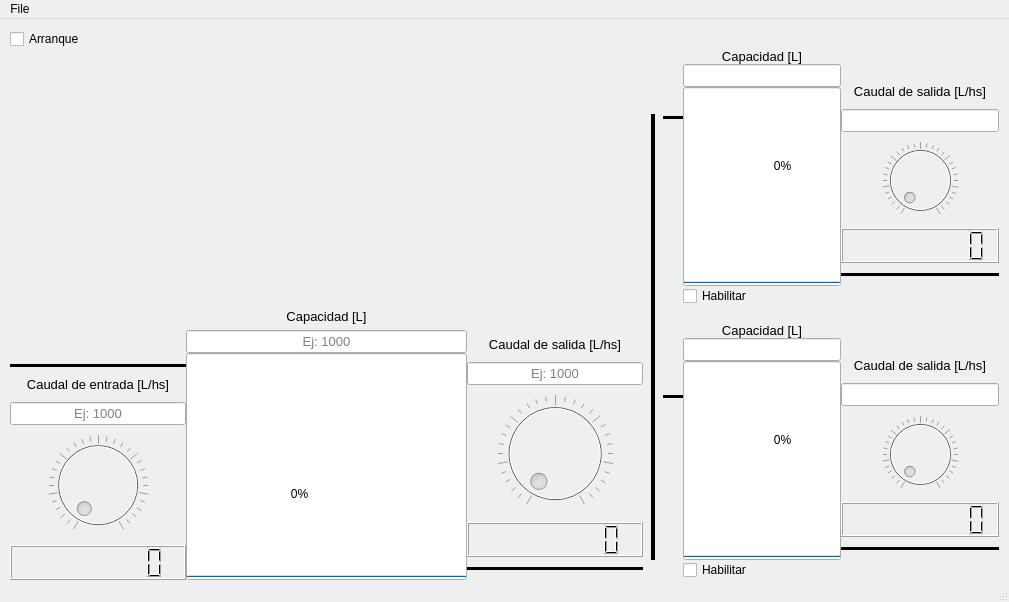
This is mainwindow.ui in Tiziano25/Trabajo-Evaluativo as Qt 5 draws it before an edit. The edited form follows.
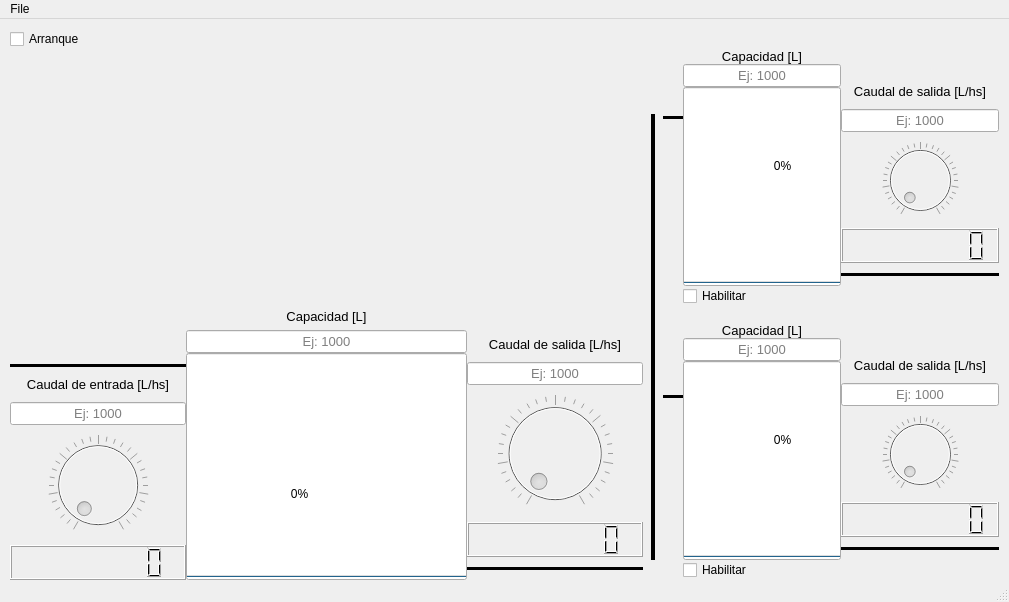
This is the edited form.

Commit message: Retoques en la interfaz y solucion al no poner nada en el texto

Patch:
```diff
--- a/mainwindow.ui
+++ b/mainwindow.ui
@@ -642,6 +642,12 @@
               <pointsize>10</pointsize>
              </font>
             </property>
+            <property name="alignment">
+             <set>Qt::AlignmentFlag::AlignCenter</set>
+            </property>
+            <property name="placeholderText">
+             <string>Ej: 1000</string>
+            </property>
            </widget>
           </item>
           <item>
@@ -715,9 +721,15 @@
               <pointsize>10</pointsize>
              </font>
             </property>
+            <property name="alignment">
+             <set>Qt::AlignmentFlag::AlignCenter</set>
+            </property>
             <property name="readOnly">
              <bool>false</bool>
             </property>
+            <property name="placeholderText">
+             <string>Ej: 1000</string>
+            </property>
            </widget>
           </item>
           <item>
@@ -833,6 +845,12 @@
               <pointsize>10</pointsize>
              </font>
             </property>
+            <property name="alignment">
+             <set>Qt::AlignmentFlag::AlignCenter</set>
+            </property>
+            <property name="placeholderText">
+             <string>Ej: 1000</string>
+            </property>
            </widget>
           </item>
           <item>
@@ -903,9 +921,15 @@
               <pointsize>10</pointsize>
              </font>
             </property>
+            <property name="alignment">
+             <set>Qt::AlignmentFlag::AlignCenter</set>
+            </property>
             <property name="readOnly">
              <bool>false</bool>
             </property>
+            <property name="placeholderText">
+             <string>Ej: 1000</string>
+            </property>
            </widget>
           </item>
           <item>
```
The commit also changes 2 other files.
